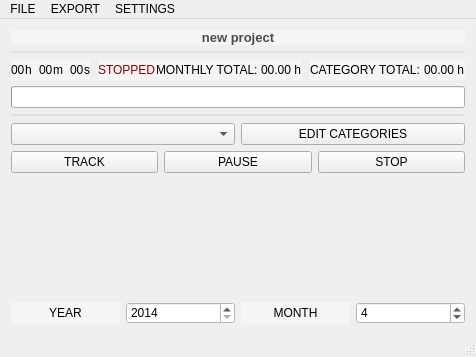
Before: the Qt Designer form mainwindow.ui in gaissa/QtTT, drawn with Qt 5.
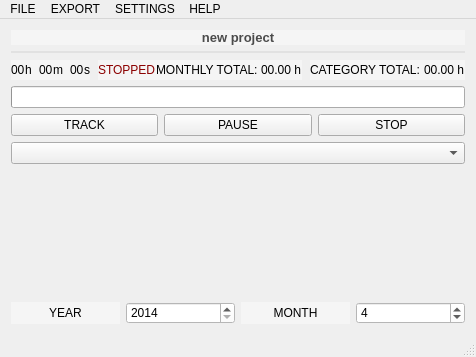
After: the same form once the commit is applied. Custom widgets are drawn as their Qt base class.

The edit to the form file:
```diff
--- a/mainwindow.ui
+++ b/mainwindow.ui
@@ -18,7 +18,7 @@
   </property>
   <widget class="QWidget" name="centralWidget">
    <layout class="QGridLayout" name="gridLayout">
-    <item row="7" column="0">
+    <item row="6" column="0">
      <layout class="QHBoxLayout" name="horizontalLayout_2">
       <item>
        <widget class="QPushButton" name="pushButton">
@@ -267,38 +267,14 @@
     <item row="9" column="0">
      <layout class="QVBoxLayout" name="verticalLayout">
       <item>
-       <layout class="QHBoxLayout" name="plotholder">
-        <item>
-         <widget class="QCustomPlot" name="plot" native="true">
-          <property name="sizePolicy">
-           <sizepolicy hsizetype="Preferred" vsizetype="MinimumExpanding">
-            <horstretch>0</horstretch>
-            <verstretch>0</verstretch>
-           </sizepolicy>
-          </property>
-         </widget>
-        </item>
-       </layout>
-      </item>
-     </layout>
-    </item>
-    <item row="6" column="0">
-     <layout class="QHBoxLayout" name="horizontalLayout_3">
-      <item>
-       <widget class="QComboBox" name="comboBox">
-        <property name="currentText">
-         <string/>
+       <widget class="QCustomPlot" name="plot" native="true">
+        <property name="sizePolicy">
+         <sizepolicy hsizetype="Preferred" vsizetype="MinimumExpanding">
+          <horstretch>0</horstretch>
+          <verstretch>0</verstretch>
+         </sizepolicy>
         </property>
-        <property name="currentIndex">
-         <number>-1</number>
-        </property>
-       </widget>
-      </item>
-      <item>
-       <widget class="QPushButton" name="pushButton_4">
-        <property name="text">
-         <string>EDIT CATEGORIES</string>
-        </property>
+        <zorder>comboBox</zorder>
        </widget>
       </item>
      </layout>
@@ -322,23 +298,7 @@
       </property>
      </widget>
     </item>
-    <item row="5" column="0">
-     <widget class="Line" name="line_3">
-      <property name="styleSheet">
-       <string notr="true">color: rgb(225, 225, 225);</string>
-      </property>
-      <property name="frameShadow">
-       <enum>QFrame::Plain</enum>
-      </property>
-      <property name="lineWidth">
-       <number>2</number>
-      </property>
-      <property name="orientation">
-       <enum>Qt::Horizontal</enum>
-      </property>
-     </widget>
-    </item>
-    <item row="10" column="0">
+    <item row="11" column="0">
      <layout class="QHBoxLayout" name="horizontalLayout_4">
       <item>
        <widget class="QLabel" name="label_2">
@@ -419,6 +379,16 @@
       </property>
      </widget>
     </item>
+    <item row="7" column="0">
+     <widget class="QComboBox" name="comboBox">
+      <property name="currentText">
+       <string/>
+      </property>
+      <property name="currentIndex">
+       <number>-1</number>
+      </property>
+     </widget>
+    </item>
    </layout>
   </widget>
   <widget class="QStatusBar" name="statusBar"/>
@@ -455,9 +425,16 @@
     <addaction name="actionEDIT_CATEGORIES"/>
     <addaction name="actionEDIT_CATEGORY_COLORS"/>
    </widget>
+   <widget class="QMenu" name="menuHELP">
+    <property name="title">
+     <string>HELP</string>
+    </property>
+    <addaction name="actionABOUT_QtTT"/>
+   </widget>
    <addaction name="menuFILE"/>
    <addaction name="menuEXPORT"/>
    <addaction name="menuSETTINGS"/>
+   <addaction name="menuHELP"/>
   </widget>
   <action name="actionSAVE_AS">
    <property name="text">
```
Left out of the diff: 5 changed lines with no effect on the pictures.
